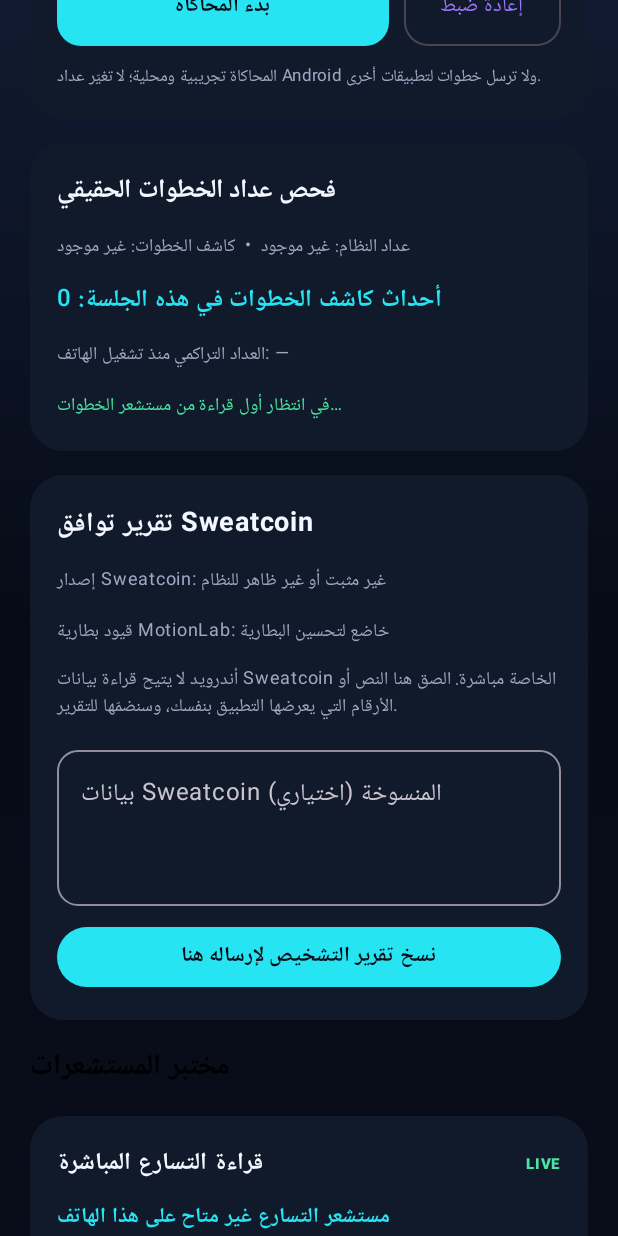
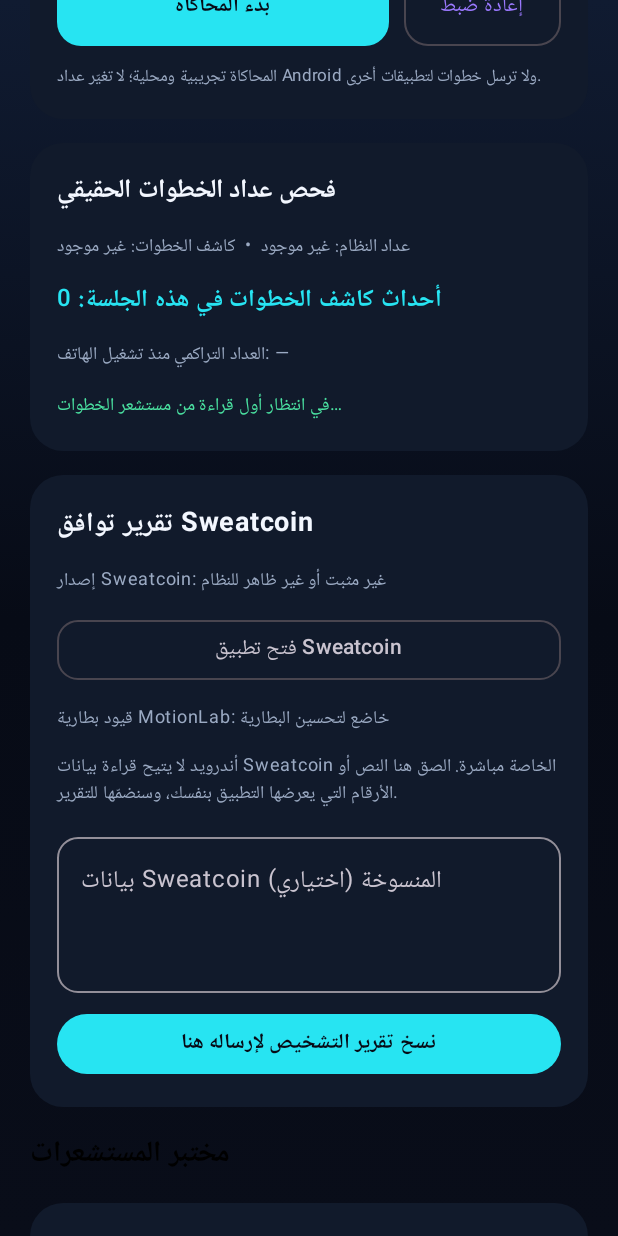
Before and after one commit to omegathor3-afk/sweatcoin-tip, an Android app built with Jetpack Compose: the screen it shows after launch (MainActivity), scrolled down 576 dp, on a phone screen of 412 x 824 dp. Run offline under Robolectric (Android 15) with nearby library versions, the phone set to English and light mode, and no system bars.

Commit message:
Add direct user-controlled launch action for Sweatcoin

```diff
--- a/app/src/main/java/com/omegathor3/motionlab/MainActivity.kt
+++ b/app/src/main/java/com/omegathor3/motionlab/MainActivity.kt
@@ -279,6 +279,15 @@ private fun MotionLabScreen(context: Context) {
                         val powerManager = context.getSystemService(Context.POWER_SERVICE) as PowerManager
                         val batteryUnrestricted = if (Build.VERSION.SDK_INT >= Build.VERSION_CODES.M) powerManager.isIgnoringBatteryOptimizations(context.packageName) else true
                         Text("إصدار Sweatcoin: $sweatcoinVersion", color = Muted, fontSize = 12.sp)
+                        OutlinedButton(
+                            onClick = {
+                                val launchIntent = context.packageManager.getLaunchIntentForPackage("in.sweatco.app")
+                                if (launchIntent != null) context.startActivity(launchIntent)
+                                else Toast.makeText(context, "تعذر فتح Sweatcoin؛ تحقق من تثبيته.", Toast.LENGTH_LONG).show()
+                            },
+                            modifier = Modifier.fillMaxWidth(),
+                            shape = RoundedCornerShape(14.dp)
+                        ) { Text("فتح تطبيق Sweatcoin") }
                         Text("قيود بطارية MotionLab: ${if (batteryUnrestricted) "مستثنى من التحسين" else "خاضع لتحسين البطارية"}", color = Muted, fontSize = 12.sp)
                         Text("أندرويد لا يتيح قراءة بيانات Sweatcoin الخاصة مباشرة. الصق هنا النص أو الأرقام التي يعرضها التطبيق بنفسك، وسنضمّها للتقرير.", color = Muted, fontSize = 12.sp, lineHeight = 18.sp)
                         OutlinedTextField(
```
